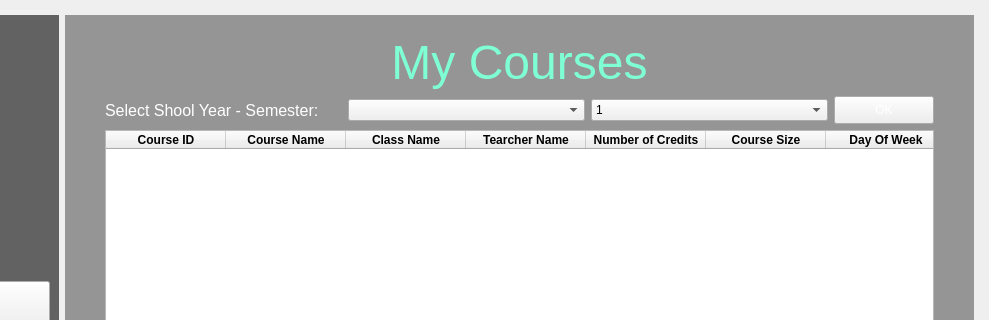
First picture: the form in StudentManagementSystem/mainwindow.ui, repository BuhDuy256/Student-Management-GROUP6-KTLT-23CLC03, before the edit; both pictures show x 195 to 1184 and y 0 to 320 of the 1184 by 715 pixel window.
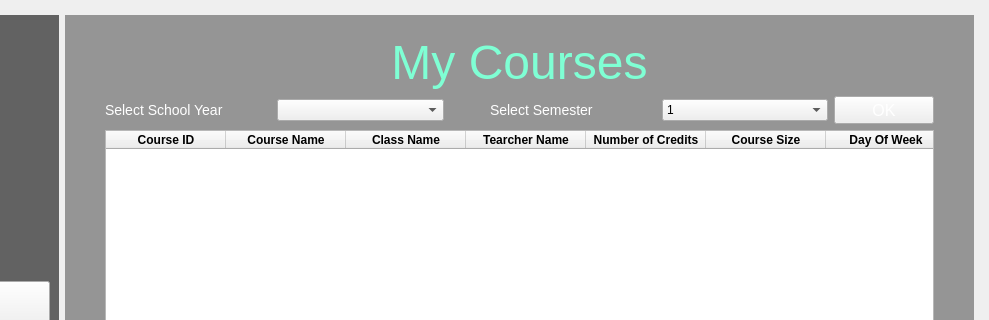
Second picture: the form after the edit. Icons and pictures are not drawn.

Diff of the .ui file:
```diff
--- a/StudentManagementSystem/mainwindow.ui
+++ b/StudentManagementSystem/mainwindow.ui
@@ -1180,18 +1180,21 @@
             </item>
             <item>
              <layout class="QHBoxLayout" name="horizontalLayout_2">
-              <item alignment="Qt::AlignLeft">
-               <widget class="QLabel" name="lb_select">
+              <item>
+               <widget class="QLabel" name="lb_select_sy">
                 <property name="font">
                  <font>
-                  <pointsize>12</pointsize>
+                  <pointsize>-1</pointsize>
+                  <italic>false</italic>
+                  <bold>false</bold>
                  </font>
                 </property>
                 <property name="styleSheet">
-                 <string notr="true">color: rgb(255, 255, 255);</string>
+                 <string notr="true">color: rgb(255, 255, 255);
+font: 14px;</string>
                 </property>
                 <property name="text">
-                 <string>Select Shool Year - Semester:</string>
+                 <string>Select School Year</string>
                 </property>
                </widget>
               </item>
@@ -1203,6 +1206,36 @@
                   <height>16777215</height>
                  </size>
                 </property>
+                <property name="styleSheet">
+                 <string notr="true">font-size: 12px;</string>
+                </property>
+               </widget>
+              </item>
+              <item>
+               <spacer name="horizontalSpacer_3">
+                <property name="orientation">
+                 <enum>Qt::Horizontal</enum>
+                </property>
+                <property name="sizeType">
+                 <enum>QSizePolicy::Preferred</enum>
+                </property>
+                <property name="sizeHint" stdset="0">
+                 <size>
+                  <width>40</width>
+                  <height>20</height>
+                 </size>
+                </property>
+               </spacer>
+              </item>
+              <item>
+               <widget class="QLabel" name="lb_select_sem">
+                <property name="styleSheet">
+                 <string notr="true">color: rgb(255, 255, 255);
+font-size: 14px;</string>
+                </property>
+                <property name="text">
+                 <string>Select Semester</string>
+                </property>
                </widget>
               </item>
               <item>
@@ -1213,6 +1246,9 @@
                   <height>16777215</height>
                  </size>
                 </property>
+                <property name="styleSheet">
+                 <string notr="true">font-size: 12px;</string>
+                </property>
                 <item>
                  <property name="text">
                   <string>1</string>
@@ -1244,6 +1280,9 @@
                   <height>28</height>
                  </size>
                 </property>
+                <property name="styleSheet">
+                 <string notr="true">font-size: 16px;</string>
+                </property>
                 <property name="text">
                  <string>OK</string>
                 </property>
@@ -1255,13 +1294,16 @@
              <widget class="QTableWidget" name="tableWidget">
               <property name="font">
                <font>
-                <pointsize>9</pointsize>
+                <pointsize>-1</pointsize>
                </font>
               </property>
               <property name="styleSheet">
                <string notr="true">color: #000000;
-background-color: rgba(255,255,255,200;
-font-family: MinecraftBold-nMK1.otf)</string>
+background-color: rgba(255,255,255,200);
+font-size: 12px;
+QHeaderView::section {
+	font: 12pt &quot;American Typewriter&quot;;
+}</string>
               </property>
               <property name="editTriggers">
                <set>QAbstractItemView::NoEditTriggers</set>
```
